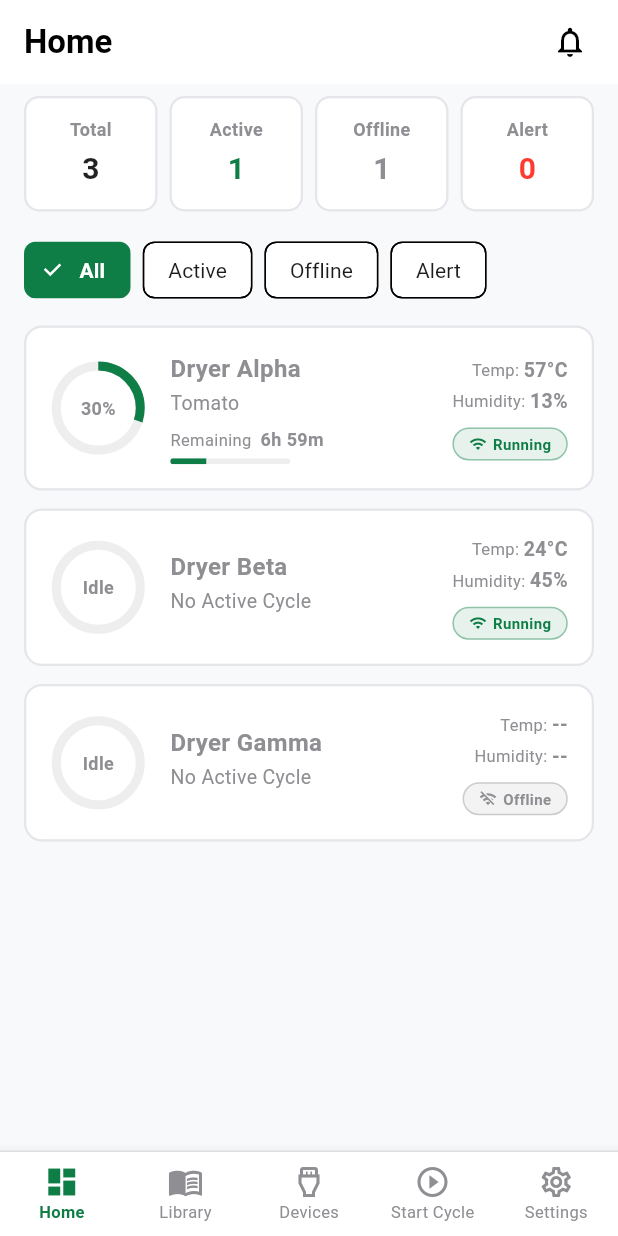
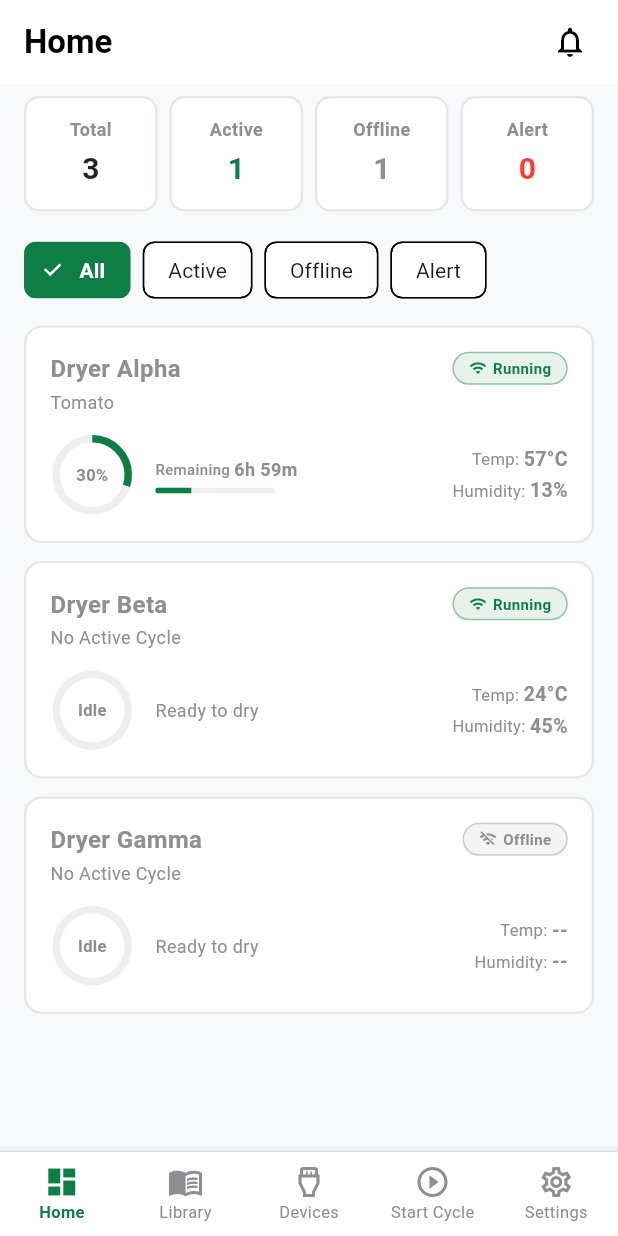
Before and after one commit to MSN-2007/Dryer_app, a Flutter app: the screen it shows after launch, on a phone screen of 412 x 824 dp. Run offline on Flutter 3.47's test engine with Material 3 defaults, Android fonts, the phone set to English and light mode, and no system bars; our stand-ins replace shared_preferences; accounts and stored records are empty.

Commit message:
style: align home page card layout and device details table with mockups

```diff
--- a/lib/presentation/pages/devices/device_details_page.dart
+++ b/lib/presentation/pages/devices/device_details_page.dart
@@ -436,35 +436,46 @@ class DeviceDetailsPage extends StatelessWidget {
     required bool isNormal,
   }) {
     return Row(
-      mainAxisAlignment: MainAxisAlignment.spaceBetween,
       children: [
-        Column(
-          crossAxisAlignment: CrossAxisAlignment.start,
-          children: [
-            Text(
+        // Column 1: Parameter Label
+        Expanded(
+          child: Text(
             label,
             style: const TextStyle(fontWeight: FontWeight.bold, fontSize: 13),
           ),
-            const SizedBox(height: 2),
-            Row(
-              children: [
-                const Text('Target: ', style: TextStyle(fontSize: 11, color: AppColors.textSecondaryLight)),
-                Text(targetValue, style: const TextStyle(fontSize: 11, fontWeight: FontWeight.bold)),
-              ],
         ),
-          ],
-        ),
-        Row(
-          children: [
-            Text(
+
+        // Column 2: Live Value
+        SizedBox(
+          width: 50,
+          child: Text(
             liveValue,
             style: TextStyle(
-                fontSize: 15,
+              fontSize: 14,
               fontWeight: FontWeight.bold,
               color: isNormal ? null : AppColors.warning,
             ),
+            textAlign: TextAlign.left,
+          ),
+        ),
+        const SizedBox(width: 16),
+
+        // Column 3: Target Value Bounds
+        SizedBox(
+          width: 80,
+          child: Text(
+            targetValue,
+            style: const TextStyle(
+              fontSize: 12,
+              color: AppColors.textSecondaryLight,
+              fontWeight: FontWeight.w500,
+            ),
+            textAlign: TextAlign.left,
+          ),
         ),
         const SizedBox(width: 8),
+
+        // Column 4: Green Check dot status
         Container(
           width: 8,
           height: 8,
@@ -472,8 +483,6 @@ class DeviceDetailsPage extends StatelessWidget {
             shape: BoxShape.circle,
             color: isNormal ? AppColors.normal : AppColors.warning,
           ),
-            )
-          ],
         ),
       ],
     );
--- a/lib/presentation/pages/home/home_page.dart
+++ b/lib/presentation/pages/home/home_page.dart
@@ -264,38 +264,15 @@ class _HomePageState extends State<HomePage> {
         },
         child: Padding(
           padding: const EdgeInsets.all(16.0),
-          child: Row(
-            crossAxisAlignment: CrossAxisAlignment.center,
+          child: Column(
+            crossAxisAlignment: CrossAxisAlignment.start,
             children: [
-              // Column 1: Circle Progress ring
-              SizedBox(
-                width: 64,
-                height: 64,
-                child: Stack(
-                  alignment: Alignment.center,
+              // Header Row: Dryer name / product & Status badge
+              Row(
+                mainAxisAlignment: MainAxisAlignment.spaceBetween,
+                crossAxisAlignment: CrossAxisAlignment.start,
                 children: [
-                    SizedBox(
-                      width: 56,
-                      height: 56,
-                      child: CircularProgressIndicator(
-                        value: isRunning ? progress : 0.0,
-                        strokeWidth: 6,
-                        color: statusColor,
-                        backgroundColor: isDark ? Colors.grey.shade800 : Colors.grey.shade200,
-                      ),
-                    ),
-                    Text(
-                      isRunning ? '${(progress * 100).toStringAsFixed(0)}%' : 'Idle',
-                      style: const TextStyle(fontSize: 12, fontWeight: FontWeight.bold),
-                    ),
-                  ],
-                ),
-              ),
-              const SizedBox(width: 16),
-
-              // Column 2: Device details
-              Expanded(
-                child: Column(
+                  Column(
                     crossAxisAlignment: CrossAxisAlignment.start,
                     children: [
                       Text(
@@ -306,22 +283,85 @@ class _HomePageState extends State<HomePage> {
                       Text(
                         isRunning ? (device.currentProduct ?? 'Processing') : 'No Active Cycle',
                         style: TextStyle(
-                        fontSize: 13,
+                          fontSize: 12,
                           color: isDark ? AppColors.textSecondaryDark : AppColors.textSecondaryLight,
                         ),
                       ),
-                    const SizedBox(height: 6),
-                    if (isRunning) ...[
+                    ],
+                  ),
+                  // Status Badge
+                  Container(
+                    padding: const EdgeInsets.symmetric(horizontal: 10, vertical: 3),
+                    decoration: BoxDecoration(
+                      color: statusColor.withValues(alpha: 0.1),
+                      borderRadius: BorderRadius.circular(20),
+                      border: Border.all(color: statusColor.withValues(alpha: 0.4), width: 1),
+                    ),
+                    child: Row(
+                      mainAxisSize: MainAxisSize.min,
+                      children: [
+                        Icon(statusIcon, size: 12, color: statusColor),
+                        const SizedBox(width: 4),
+                        Text(
+                          statusText,
+                          style: TextStyle(
+                            fontSize: 10,
+                            fontWeight: FontWeight.bold,
+                            color: statusColor,
+                          ),
+                        ),
+                      ],
+                    ),
+                  ),
+                ],
+              ),
+              const SizedBox(height: 12),
+
+              // Metrics Row: Circular progress on left, Remaining info in center, Temp/Humidity on right
+              Row(
+                crossAxisAlignment: CrossAxisAlignment.center,
+                children: [
+                  // 1. Circular Progress ring
+                  SizedBox(
+                    width: 56,
+                    height: 56,
+                    child: Stack(
+                      alignment: Alignment.center,
+                      children: [
+                        SizedBox(
+                          width: 48,
+                          height: 48,
+                          child: CircularProgressIndicator(
+                            value: isRunning ? progress : 0.0,
+                            strokeWidth: 5,
+                            color: statusColor,
+                            backgroundColor: isDark ? Colors.grey.shade800 : Colors.grey.shade200,
+                          ),
+                        ),
+                        Text(
+                          isRunning ? '${(progress * 100).toStringAsFixed(0)}%' : 'Idle',
+                          style: const TextStyle(fontSize: 11, fontWeight: FontWeight.bold),
+                        ),
+                      ],
+                    ),
+                  ),
+                  const SizedBox(width: 14),
+
+                  // 2. Remaining Time text & mini bar indicator
+                  if (isRunning)
+                    Column(
+                      crossAxisAlignment: CrossAxisAlignment.start,
+                      children: [
                         Row(
                           children: [
                             Text(
-                            'Remaining',
+                              'Remaining ',
                               style: TextStyle(
-                              fontSize: 11,
+                                fontSize: 10,
+                                fontWeight: FontWeight.w500,
                                 color: isDark ? AppColors.textSecondaryDark : AppColors.textSecondaryLight,
                               ),
                             ),
-                          const SizedBox(width: 6),
                             Text(
                               remainingStr,
                               style: const TextStyle(fontSize: 12, fontWeight: FontWeight.bold),
@@ -343,11 +383,19 @@ class _HomePageState extends State<HomePage> {
                           ),
                         ),
                       ],
-                  ],
+                    )
+                  else
+                    Text(
+                      'Ready to dry',
+                      style: TextStyle(
+                        fontSize: 12,
+                        color: isDark ? AppColors.textSecondaryDark : AppColors.textSecondaryLight,
                       ),
                     ),
 
-              // Column 3: Telemetry readings & Status badge
+                  const Spacer(),
+
+                  // 3. Telemetry values (Temp & Humidity)
                   Column(
                     crossAxisAlignment: CrossAxisAlignment.end,
                     children: [
@@ -384,31 +432,7 @@ class _HomePageState extends State<HomePage> {
                           ),
                         ],
                       ),
-                  const SizedBox(height: 8),
-
-                  // Pill status badge
-                  Container(
-                    padding: const EdgeInsets.symmetric(horizontal: 10, vertical: 3),
-                    decoration: BoxDecoration(
-                      color: statusColor.withOpacity(0.1),
-                      borderRadius: BorderRadius.circular(20),
-                      border: Border.all(color: statusColor.withOpacity(0.4), width: 1),
-                    ),
-                    child: Row(
-                      mainAxisSize: MainAxisSize.min,
-                      children: [
-                        Icon(statusIcon, size: 12, color: statusColor),
-                        const SizedBox(width: 4),
-                        Text(
-                          statusText,
-                          style: TextStyle(
-                            fontSize: 10,
-                            fontWeight: FontWeight.bold,
-                            color: statusColor,
-                          ),
-                        ),
                     ],
-                    ),
                   ),
                 ],
               ),
```
Lines whose indentation alone changed are shown as unchanged.
